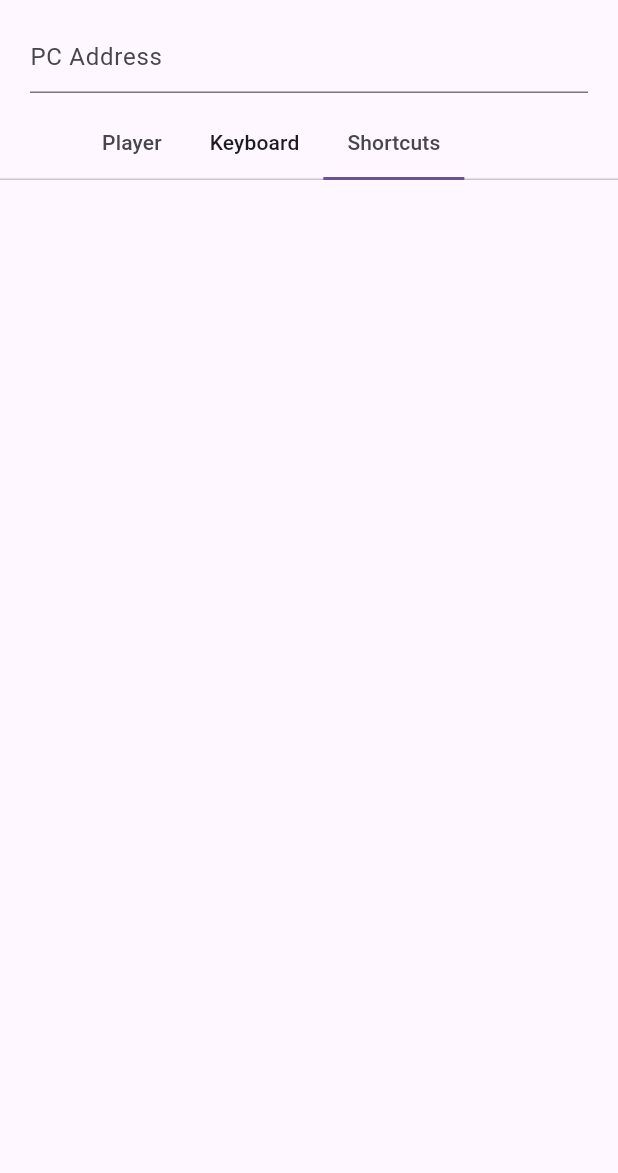
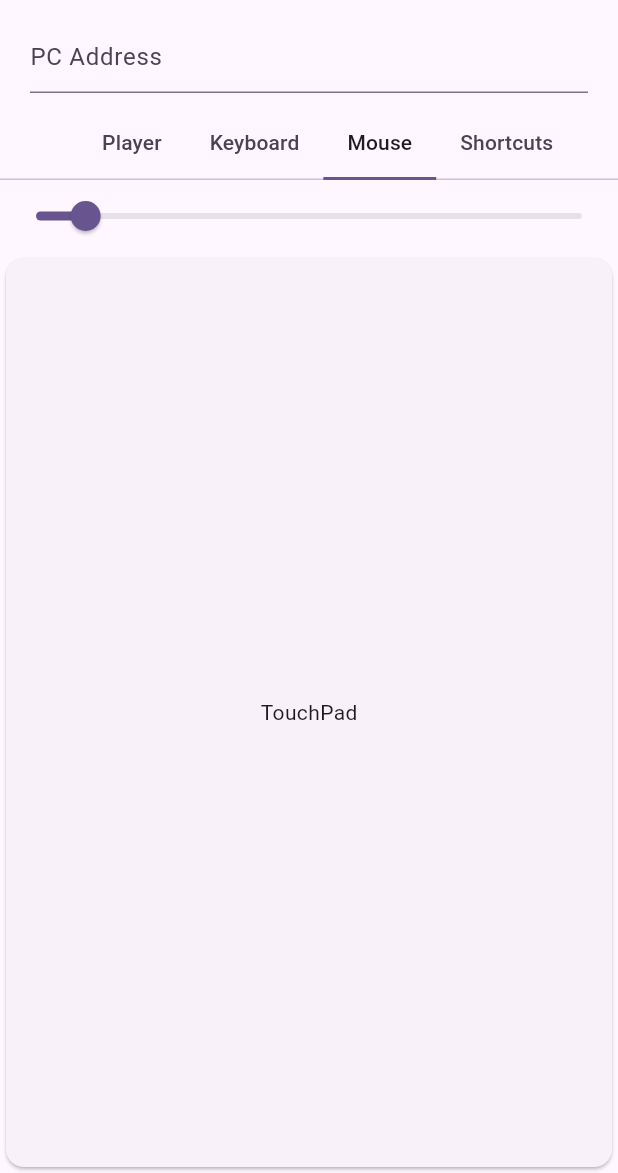
Before and after one commit to bytes7bytes7/remote_control, a Flutter app: the screen it shows after launch, tab 3 chosen, on a phone screen of 412 x 824 dp, the part 63-1236 px from its top. Run offline on Flutter 3.47's test engine with Material 2 defaults, Android fonts, the phone set to English and light mode, and no system bars; our stand-ins replace dio, flutter_bloc, freezed_annotation, rxdart.

Commit message:
add mouse bloc

```diff
--- /dev/null
+++ b/lib/bloc/mouse/mouse_bloc.dart
@@ -0,0 +1,46 @@
+import 'package:flutter_bloc/flutter_bloc.dart';
+import 'package:freezed_annotation/freezed_annotation.dart';
+import 'package:rxdart/rxdart.dart';
+
+import '../signal/signal_bloc.dart';
+
+part 'mouse_event.dart';
+
+part 'mouse_state.dart';
+
+part 'mouse_bloc.freezed.dart';
+
+class MouseBloc extends Bloc<MouseEvent, MouseState> {
+  MouseBloc(
+    this._signalBloc,
+  ) : super(const MouseState()) {
+    on<_MovedEvent>(
+      _onMoved,
+      transformer: (events, mapper) => events
+          .throttleTime(const Duration(milliseconds: 50))
+          .asyncExpand(mapper),
+    );
+    on<_SensitivityUpdatedEvent>(_onSensitivityUpdated);
+  }
+
+  final SignalBloc _signalBloc;
+
+  void _onMoved(
+    _MovedEvent event,
+    Emitter<MouseState> emit,
+  ) {
+    _signalBloc.add(
+      SignalEvent.mouseMoved(
+        dx: event.dx * state.sensitivity,
+        dy: event.dy * state.sensitivity,
+      ),
+    );
+  }
+
+  void _onSensitivityUpdated(
+    _SensitivityUpdatedEvent event,
+    Emitter<MouseState> emit,
+  ) {
+    emit(state.copyWith(sensitivity: event.value));
+  }
+}
--- /dev/null
+++ b/lib/bloc/mouse/mouse_event.dart
@@ -0,0 +1,13 @@
+part of 'mouse_bloc.dart';
+
+@freezed
+class MouseEvent with _$MouseEvent {
+  const factory MouseEvent.moved({
+    required double dx,
+    required double dy,
+  }) = _MovedEvent;
+
+  const factory MouseEvent.sensitivityUpdated({
+    required double value,
+  }) = _SensitivityUpdatedEvent;
+}
--- /dev/null
+++ b/lib/bloc/mouse/mouse_state.dart
@@ -0,0 +1,8 @@
+part of 'mouse_bloc.dart';
+
+@freezed
+class MouseState with _$MouseState {
+  const factory MouseState({
+    @Default(10) double sensitivity,
+  }) = _MouseState;
+}
--- a/lib/bloc/signal/signal_event.dart
+++ b/lib/bloc/signal/signal_event.dart
@@ -13,4 +13,9 @@ class SignalEvent with _$SignalEvent {
   const factory SignalEvent.multipleKeysPressed({
     required List<String> keys,
   }) = _MultipleKeysPressedEvent;
+
+  const factory SignalEvent.mouseMoved({
+    required double dx,
+    required double dy,
+  }) = _MouseMovedEvent;
 }
--- a/lib/screens/home_screen.dart
+++ b/lib/screens/home_screen.dart
@@ -3,6 +3,7 @@ import 'package:flutter_bloc/flutter_bloc.dart';
 
 import '../bloc/signal/signal_bloc.dart';
 import '../widgets/keyboard_controls.dart';
+import '../widgets/mouse_controls.dart';
 import '../widgets/player_controls.dart';
 import '../widgets/shortcut_controls.dart';
 
@@ -41,7 +42,7 @@ class _BodyState extends State<_Body> with TickerProviderStateMixin {
   @override
   void initState() {
     super.initState();
-    _tabController = TabController(length: 2, vsync: this);
+    _tabController = TabController(length: 4, vsync: this);
   }
 
   @override
@@ -97,6 +98,9 @@ class _BodyState extends State<_Body> with TickerProviderStateMixin {
                   text: 'Keyboard',
                 ),
                 Tab(
+                  text: 'Mouse',
+                ),
+                Tab(
                   text: 'Shortcuts',
                 ),
               ],
@@ -104,9 +108,11 @@ class _BodyState extends State<_Body> with TickerProviderStateMixin {
             Expanded(
               child: TabBarView(
                 controller: _tabController,
+                physics: const NeverScrollableScrollPhysics(),
                 children: const [
                   PlayerControls(),
                   KeyboardControls(),
+                  MouseControls(),
                   ShortcutControls(),
                 ],
               ),
--- /dev/null
+++ b/lib/widgets/mouse_controls.dart
@@ -0,0 +1,57 @@
+import 'package:flutter/material.dart';
+import 'package:flutter_bloc/flutter_bloc.dart';
+
+import '../bloc/mouse/mouse_bloc.dart';
+import '../bloc/signal/signal_bloc.dart';
+
+class MouseControls extends StatelessWidget {
+  const MouseControls({super.key});
+
+  @override
+  Widget build(BuildContext context) {
+    final bloc = context.read<SignalBloc>();
+
+    return BlocProvider(
+      create: (context) => MouseBloc(bloc),
+      child: const _Body(),
+    );
+  }
+}
+
+class _Body extends StatelessWidget {
+  const _Body();
+
+  @override
+  Widget build(BuildContext context) {
+    final bloc = context.read<MouseBloc>();
+
+    return BlocBuilder<MouseBloc, MouseState>(
+      builder: (context, state) {
+        return Column(
+          children: [
+            Slider(
+              value: state.sensitivity,
+              min: 1,
+              max: 100,
+              onChanged: (v) {
+                bloc.add(MouseEvent.sensitivityUpdated(value: v));
+              },
+            ),
+            Expanded(
+              child: GestureDetector(
+                onPanUpdate: (e) {
+                  bloc.add(MouseEvent.moved(dx: e.delta.dx, dy: e.delta.dy));
+                },
+                child: const Card(
+                  child: Center(
+                    child: Text('TouchPad'),
+                  ),
+                ),
+              ),
+            ),
+          ],
+        );
+      },
+    );
+  }
+}
--- a/pubspec.yaml
+++ b/pubspec.yaml
@@ -14,6 +14,7 @@ dependencies:
   dio: 5.3.3
   flutter_bloc: 8.1.3
   freezed_annotation: 2.4.1
+  rxdart: 0.27.7
 
 dev_dependencies:
   flutter_test:
```
Also changed, not shown: lib/bloc/signal/signal_bloc.dart (+31 -3 lines), lib/bloc/mouse/mouse_bloc.freezed.dart (added), lib/bloc/signal/signal_bloc.freezed.dart, pubspec.lock.
